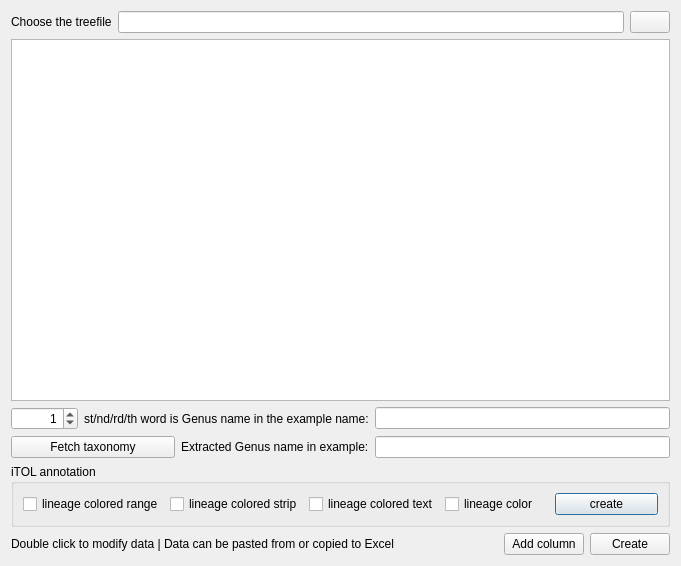
Qt form PhyloSuite/uifiles/iTOLAnnotation.ui (dongzhang0725/PhyloSuite) before a commit.
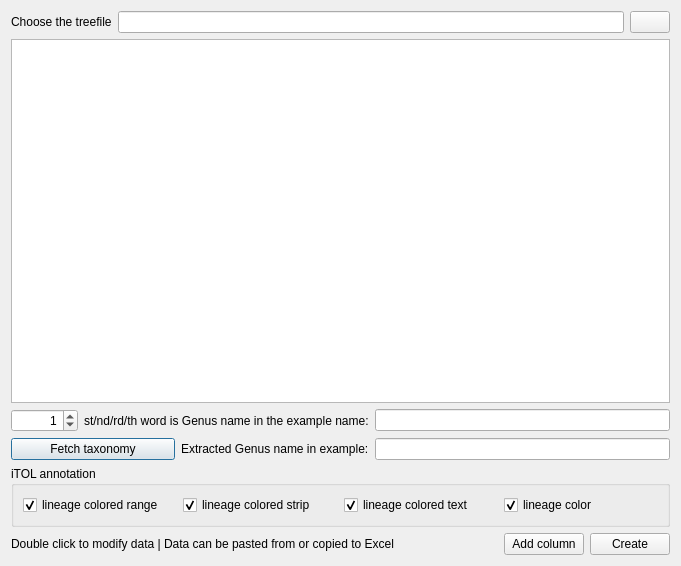
The same form after that commit. Icons and pictures are not drawn. Custom widgets are drawn as their Qt base class.

```diff
--- a/PhyloSuite/uifiles/iTOLAnnotation.ui
+++ b/PhyloSuite/uifiles/iTOLAnnotation.ui
@@ -30,6 +30,9 @@
           <property name="text">
            <string>lineage colored range</string>
           </property>
+          <property name="checked">
+           <bool>true</bool>
+          </property>
          </widget>
         </item>
         <item row="0" column="3">
@@ -37,19 +40,8 @@
           <property name="text">
            <string>lineage color</string>
           </property>
-         </widget>
-        </item>
-        <item row="0" column="4">
-         <widget class="QPushButton" name="pushButton_13">
-          <property name="text">
-           <string>create</string>
-          </property>
-         </widget>
-        </item>
-        <item row="0" column="2">
-         <widget class="QCheckBox" name="checkBox_3">
-          <property name="text">
-           <string>lineage colored text</string>
+          <property name="checked">
+           <bool>true</bool>
           </property>
          </widget>
         </item>
@@ -57,6 +49,19 @@
          <widget class="QCheckBox" name="checkBox_2">
           <property name="text">
            <string>lineage colored strip</string>
+          </property>
+          <property name="checked">
+           <bool>true</bool>
+          </property>
+         </widget>
+        </item>
+        <item row="0" column="2">
+         <widget class="QCheckBox" name="checkBox_3">
+          <property name="text">
+           <string>lineage colored text</string>
+          </property>
+          <property name="checked">
+           <bool>true</bool>
           </property>
          </widget>
         </item>
```
